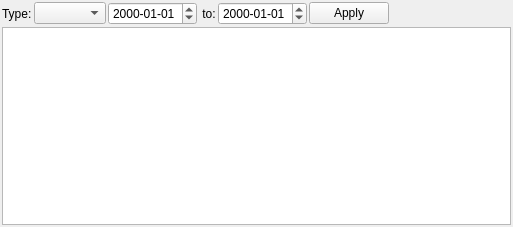
First picture: the form in src/hqc/missingvalues.ui, repository metno/kvhqc, before the edit.
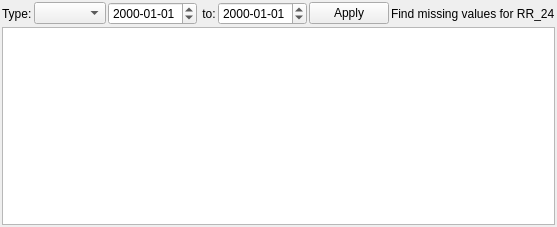
Second picture: the form after the edit. Custom widgets are drawn as their Qt base class.

Commit message: added little explanation for missing list

The edit to the form file:
```diff
--- a/src/hqc/missingvalues.ui
+++ b/src/hqc/missingvalues.ui
@@ -76,6 +76,13 @@
        </property>
       </spacer>
      </item>
+     <item>
+      <widget class="QLabel" name="labelExplain">
+       <property name="text">
+        <string>Find missing values for RR_24</string>
+       </property>
+      </widget>
+     </item>
     </layout>
    </item>
    <item>
```
The commit also changes 2 other files.
